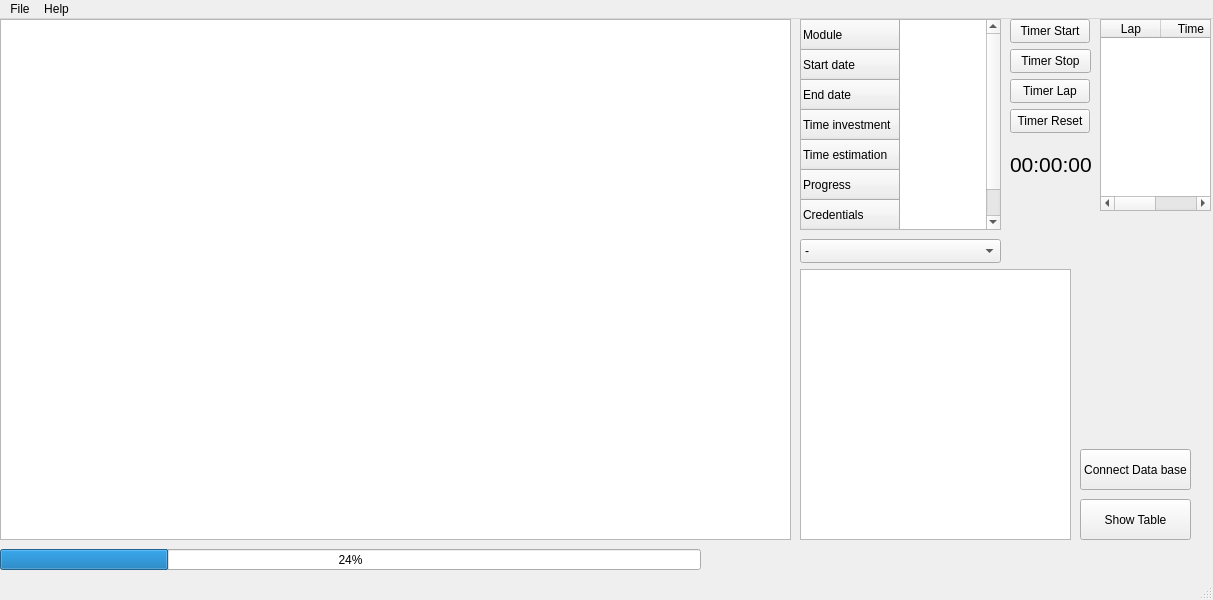
This is src/mainwindow.ui in Enidable/AkademeMateQt as Qt 5 draws it before an edit. The edited form follows.
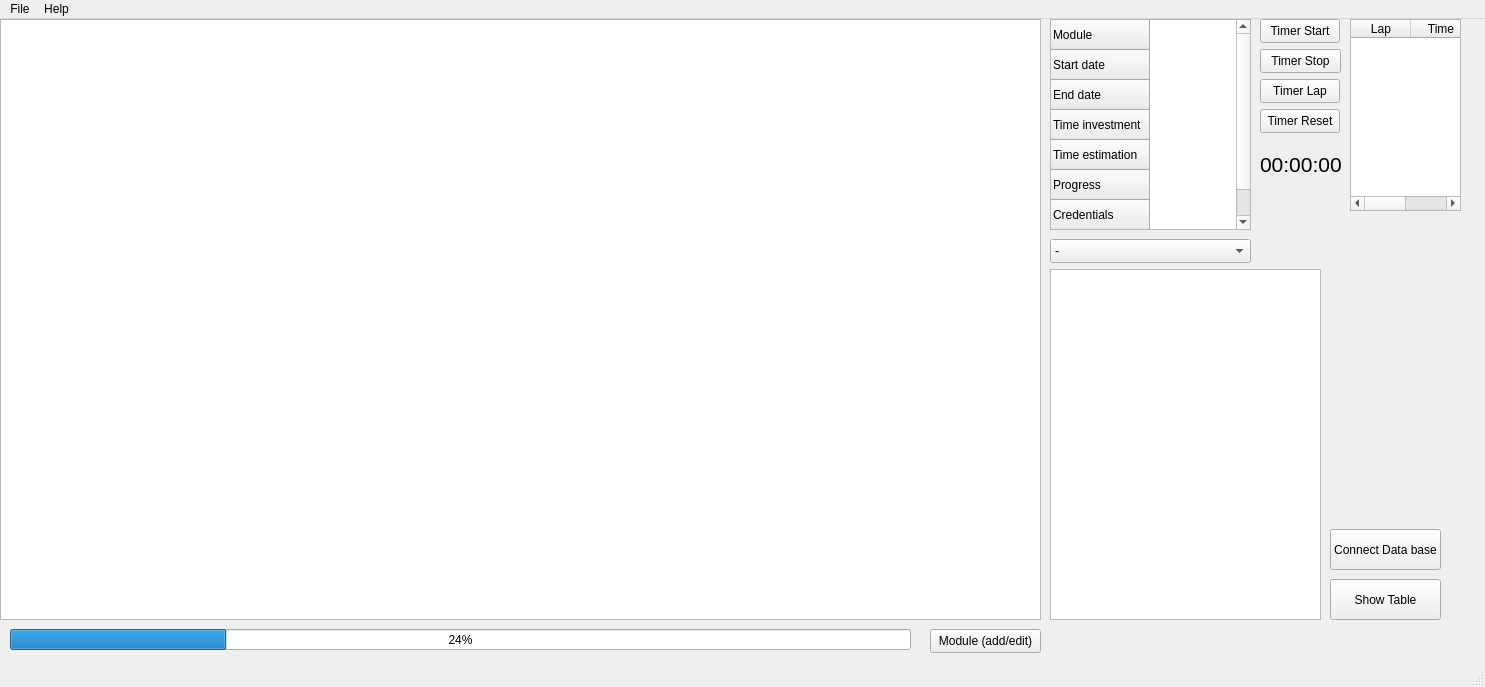
This is the edited form.

Commit message: Open input window upon pressing button

What changed in the file:
```diff
--- a/src/mainwindow.ui
+++ b/src/mainwindow.ui
@@ -6,8 +6,8 @@
    <rect>
     <x>0</x>
     <y>0</y>
-    <width>1213</width>
-    <height>600</height>
+    <width>1485</width>
+    <height>687</height>
    </rect>
   </property>
   <property name="windowTitle">
@@ -17,7 +17,7 @@
    <widget class="QPushButton" name="TStart_button">
     <property name="geometry">
      <rect>
-      <x>1010</x>
+      <x>1260</x>
       <y>0</y>
       <width>80</width>
       <height>24</height>
@@ -30,7 +30,7 @@
    <widget class="QPushButton" name="TStop_button">
     <property name="geometry">
      <rect>
-      <x>1010</x>
+      <x>1260</x>
       <y>30</y>
       <width>81</width>
       <height>24</height>
@@ -43,7 +43,7 @@
    <widget class="QPushButton" name="TLap_button">
     <property name="geometry">
      <rect>
-      <x>1010</x>
+      <x>1260</x>
       <y>60</y>
       <width>80</width>
       <height>24</height>
@@ -56,7 +56,7 @@
    <widget class="QPushButton" name="TReset_button">
     <property name="geometry">
      <rect>
-      <x>1010</x>
+      <x>1260</x>
       <y>90</y>
       <width>80</width>
       <height>24</height>
@@ -69,7 +69,7 @@
    <widget class="QLabel" name="labelTimer">
     <property name="geometry">
      <rect>
-      <x>1010</x>
+      <x>1260</x>
       <y>120</y>
       <width>81</width>
       <height>51</height>
@@ -87,7 +87,7 @@
    <widget class="QTableWidget" name="LapsTable">
     <property name="geometry">
      <rect>
-      <x>1100</x>
+      <x>1350</x>
       <y>0</y>
       <width>111</width>
       <height>192</height>
@@ -110,9 +110,9 @@
    <widget class="QProgressBar" name="progressBar">
     <property name="geometry">
      <rect>
-      <x>0</x>
-      <y>530</y>
-      <width>701</width>
+      <x>10</x>
+      <y>610</y>
+      <width>901</width>
       <height>21</height>
      </rect>
     </property>
@@ -123,7 +123,7 @@
    <widget class="QTableWidget" name="DetailTable">
     <property name="geometry">
      <rect>
-      <x>800</x>
+      <x>1050</x>
       <y>0</y>
       <width>201</width>
       <height>211</height>
@@ -170,22 +170,16 @@
      <rect>
       <x>0</x>
       <y>0</y>
-      <width>791</width>
-      <height>521</height>
+      <width>1041</width>
+      <height>601</height>
      </rect>
     </property>
-    <property name="maximumSize">
-     <size>
-      <width>791</width>
-      <height>521</height>
-     </size>
-    </property>
    </widget>
    <widget class="QPushButton" name="Load_db_button">
     <property name="geometry">
      <rect>
-      <x>1080</x>
-      <y>480</y>
+      <x>1330</x>
+      <y>560</y>
       <width>111</width>
       <height>41</height>
      </rect>
@@ -197,8 +191,8 @@
    <widget class="QPushButton" name="connect_db_button">
     <property name="geometry">
      <rect>
-      <x>1080</x>
-      <y>430</y>
+      <x>1330</x>
+      <y>510</y>
       <width>111</width>
       <height>41</height>
      </rect>
@@ -210,17 +204,17 @@
    <widget class="QTableWidget" name="variable_detail_table">
     <property name="geometry">
      <rect>
-      <x>800</x>
+      <x>1050</x>
       <y>250</y>
       <width>271</width>
-      <height>271</height>
+      <height>351</height>
      </rect>
     </property>
    </widget>
    <widget class="QComboBox" name="select_details">
     <property name="geometry">
      <rect>
-      <x>800</x>
+      <x>1050</x>
       <y>220</y>
       <width>201</width>
       <height>24</height>
@@ -262,14 +256,27 @@
      </property>
     </item>
    </widget>
+   <widget class="QPushButton" name="AddModuleButton">
+    <property name="geometry">
+     <rect>
+      <x>930</x>
+      <y>610</y>
+      <width>111</width>
+      <height>24</height>
+     </rect>
+    </property>
+    <property name="text">
+     <string>Module (add/edit)</string>
+    </property>
+   </widget>
   </widget>
   <widget class="QMenuBar" name="menubar">
    <property name="geometry">
     <rect>
      <x>0</x>
      <y>0</y>
-     <width>1213</width>
-     <height>22</height>
+     <width>1485</width>
+     <height>21</height>
     </rect>
    </property>
    <widget class="QMenu" name="menuFile">
```
The commit also changes 9 other files.
